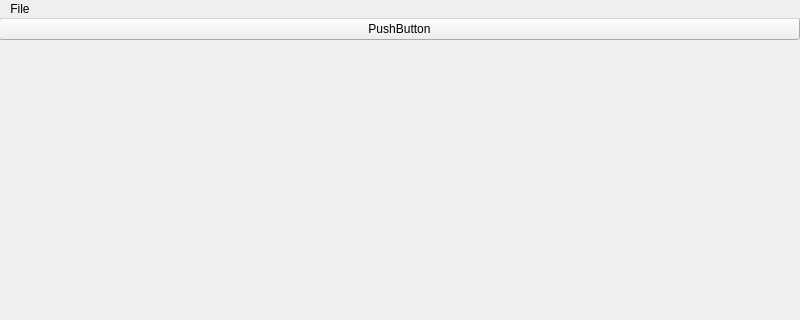
ABRG-Models/morphologica, file examples/qt/hexgrid/mainwindow.ui: the form before one commit; both pictures show x 0 to 800 and y 0 to 320 of the 800 by 600 pixel window.
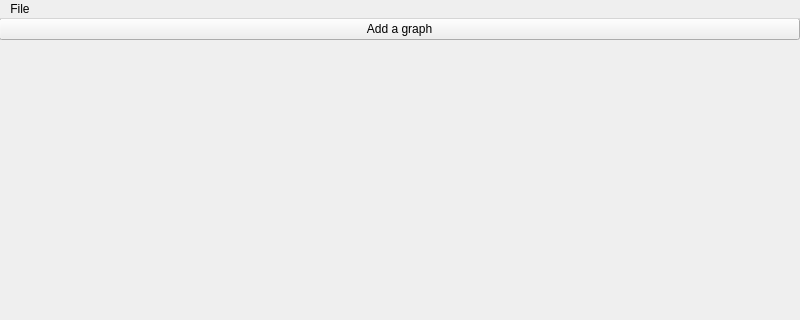
The form after the commit.

Diff of the .ui file:
```diff
--- a/examples/qt/hexgrid/mainwindow.ui
+++ b/examples/qt/hexgrid/mainwindow.ui
@@ -30,7 +30,7 @@
      <item>
       <widget class="QPushButton" name="pushButton">
        <property name="text">
-        <string>PushButton</string>
+        <string>Add a graph</string>
        </property>
       </widget>
      </item>
```
